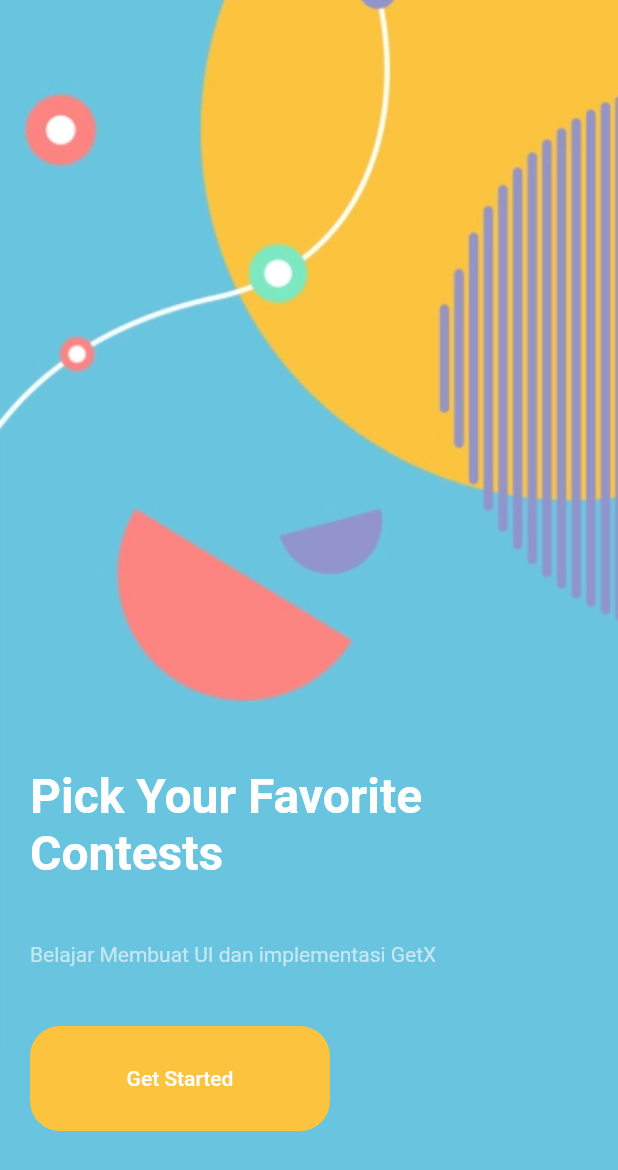
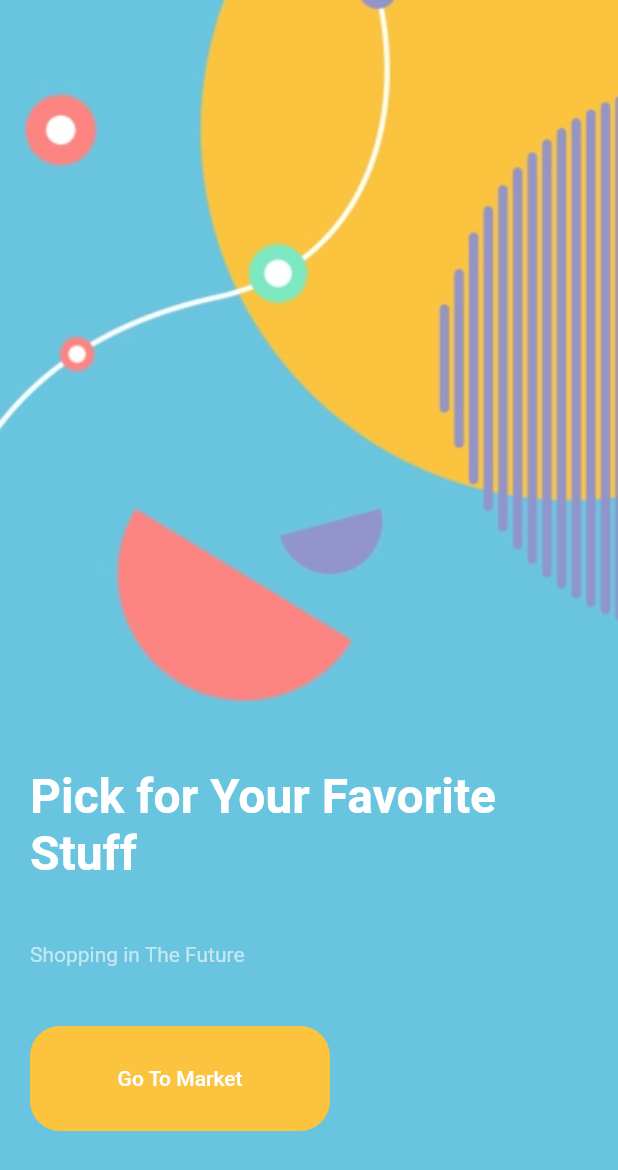
Before and after one commit to perymerdeka/flutter-Ecommerce-frontend, a Flutter app: the screen it shows after launch, on a phone screen of 412 x 824 dp. Shown: the top 1170 px of the screen. Run offline on Flutter 3.47's test engine with Material 2 defaults, Android fonts, the phone set to English and light mode, and no system bars; our stand-ins replace get.

Commit message:
Done Renew Readme

```diff
--- a/lib/pages/home.dart
+++ b/lib/pages/home.dart
@@ -34,14 +34,14 @@ class _HomeState extends State<Home> {
                 crossAxisAlignment: CrossAxisAlignment.start,
                 children: [
                   Text(
-                    'Pick Your Favorite ',
+                    'Pick for Your Favorite ',
                     style: TextStyle(
                       fontSize: 32.0,
                       color: Colors.white,
                       fontWeight: FontWeight.w600,
                     ),
                   ),
-                  Text('Contests',
+                  Text('Stuff',
                     style: TextStyle(
                       fontSize: 32.0,
                       color: Colors.white,
@@ -53,7 +53,7 @@ class _HomeState extends State<Home> {
                   ),
                   SizedBox(
                     width: MediaQuery.of(context).size.width - 25,
-                    child: Text('Belajar Membuat UI dan implementasi GetX',
+                    child: Text('Shopping in The Future',
                     style: TextStyle(
                       color: Colors.white60
                     ),
@@ -79,7 +79,7 @@ class _HomeState extends State<Home> {
                         )
                       ),
                       onPressed: () => Container(),
-                      child: Text('Get Started', style: TextStyle(
+                      child: Text('Go To Market', style: TextStyle(
                         color: Colors.white
                       ),),
                     ),
```
Also changed, not shown: docs/home.png (added), 1 other file.
